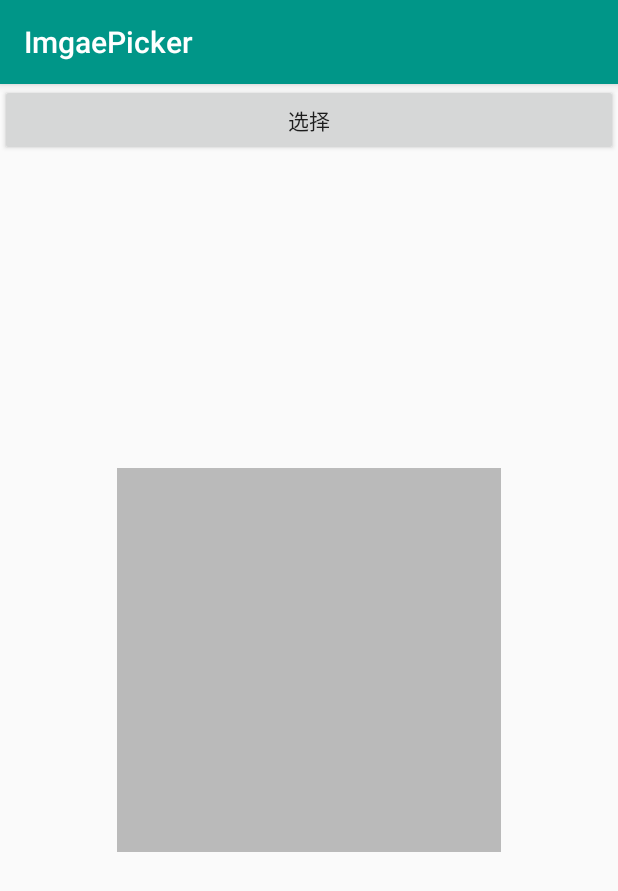
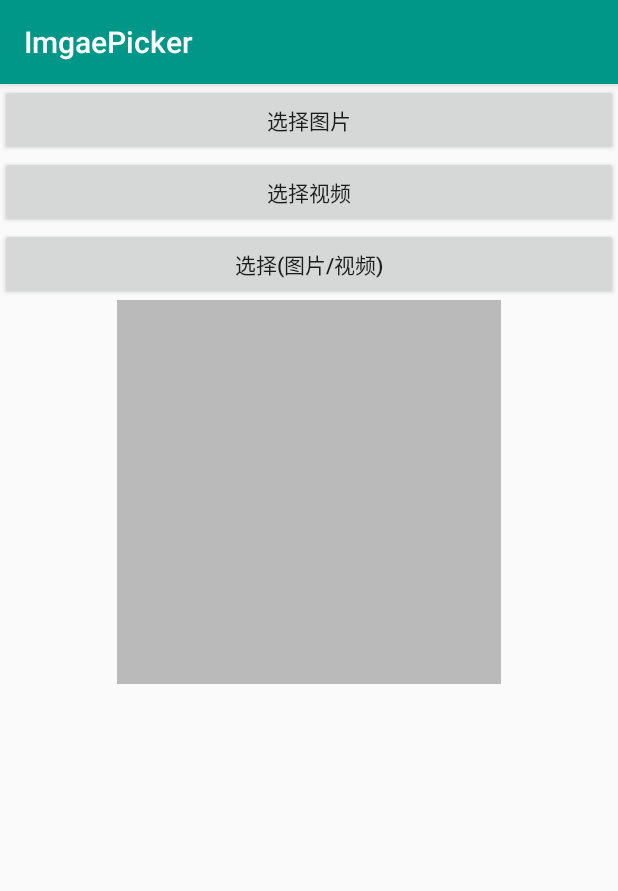
Before and after one commit to klisly/xm-imagepicker, an Android app: the screen it shows after launch (MainActivity), on a phone screen of 412 x 824 dp. Shown: the top 891 px of the screen. Run offline under Robolectric (Android 15) with nearby library versions, the phone set to English and light mode, and no system bars; pictures from the network do not load.

Commit message:
修改图片显示

```diff
--- a/app/src/main/res/layout/frag_main.xml
+++ b/app/src/main/res/layout/frag_main.xml
@@ -1,26 +1,39 @@
 <?xml version="1.0" encoding="utf-8"?>
-<RelativeLayout xmlns:android="http://schemas.android.com/apk/res/android"
+<LinearLayout xmlns:android="http://schemas.android.com/apk/res/android"
     xmlns:tools="http://schemas.android.com/tools"
     android:id="@+id/main_container"
     android:layout_width="match_parent"
     android:layout_height="match_parent"
     android:orientation="vertical"
     tools:context=".home.MainActivity">
-
+    <Button
+        android:id="@+id/btn1"
+        android:layout_width="match_parent"
+        android:layout_height="wrap_content"
+        android:layout_alignParentTop="true"
+        android:gravity="center"
+        android:text="选择图片" />
+    <Button
+        android:id="@+id/btn2"
+        android:layout_width="match_parent"
+        android:layout_height="wrap_content"
+        android:layout_alignParentTop="true"
+        android:gravity="center"
+        android:text="选择视频" />
     <Button
         android:id="@+id/btn"
         android:layout_width="match_parent"
         android:layout_height="wrap_content"
         android:layout_alignParentTop="true"
         android:gravity="center"
-        android:text="选择" />
+        android:text="选择(图片/视频)" />
 
 
     <ImageView
         android:id="@+id/iv"
         android:layout_width="256dp"
         android:layout_height="256dp"
-        android:layout_centerInParent="true"
+        android:layout_gravity="center"
         android:src="@drawable/photoview_placeholder" />
 
-</RelativeLayout>
+</LinearLayout>
--- a/xmimagepicker/src/main/java/cn/iterlog/xmimagepicker/Gallery.java
+++ b/xmimagepicker/src/main/java/cn/iterlog/xmimagepicker/Gallery.java
@@ -8,7 +8,6 @@ import com.squareup.picasso.Picasso;
 import cn.iterlog.xmimagepicker.Utils.VideoRequestHandler;
 
 public class Gallery {
-    public static int THUMB_SIZE = 256;
 
     public volatile static Application applicationContext;
     public volatile static Handler applicationHandler;
--- a/xmimagepicker/src/main/java/cn/iterlog/xmimagepicker/adapter/AlbumAdapter.java
+++ b/xmimagepicker/src/main/java/cn/iterlog/xmimagepicker/adapter/AlbumAdapter.java
@@ -55,7 +55,7 @@ public class AlbumAdapter extends RecyclerView.Adapter<AlbumAdapter.MediaHolder>
         holder.mTvInfo.setText(albumEntry.photos.size() + infoSuffix);
         if (albumEntry.isVideo) {
             Gallery.picasso.load(VideoRequestHandler.SCHEME_VIDEO + ":" + albumEntry.coverPhoto.path)
-                    .resize(Gallery.THUMB_SIZE, Gallery.THUMB_SIZE)
+                    .resize(Configs.THUMB_SIZE, Configs.THUMB_SIZE)
                     .centerCrop()
                     .placeholder(R.drawable.nophotos)
                     .error(R.drawable.nophotos).into(holder.mThumb);
@@ -63,7 +63,7 @@ public class AlbumAdapter extends RecyclerView.Adapter<AlbumAdapter.MediaHolder>
             Uri imageURI = Uri.withAppendedPath(MediaStore.Images.Media.EXTERNAL_CONTENT_URI, Integer.toString(albumEntry.coverPhoto.imageId));
             Gallery.picasso
                     .load(imageURI)
-                    .resize(Gallery.THUMB_SIZE, Gallery.THUMB_SIZE)
+                    .resize(Configs.THUMB_SIZE, Configs.THUMB_SIZE)
                     .centerCrop()
                     .placeholder(R.drawable.nophotos)
                     .error(R.drawable.nophotos)
--- a/xmimagepicker/src/main/java/cn/iterlog/xmimagepicker/adapter/MediaAdapter.java
+++ b/xmimagepicker/src/main/java/cn/iterlog/xmimagepicker/adapter/MediaAdapter.java
@@ -10,6 +10,7 @@ import android.widget.ImageView;
 
 import java.util.List;
 
+import cn.iterlog.xmimagepicker.Configs;
 import cn.iterlog.xmimagepicker.Gallery;
 import cn.iterlog.xmimagepicker.R;
 import cn.iterlog.xmimagepicker.Utils.MediaController;
@@ -49,7 +50,7 @@ public class MediaAdapter extends RecyclerView.Adapter<MediaAdapter.MediaHolder>
         MediaController.PhotoEntry photoEntry = mMedias.get(position);
         if (photoEntry.isVideo) {
             Gallery.picasso.load(VideoRequestHandler.SCHEME_VIDEO + ":" + photoEntry.path)
-                    .resize(Gallery.THUMB_SIZE, Gallery.THUMB_SIZE)
+                    .resize(Configs.THUMB_SIZE, Configs.THUMB_SIZE)
                     .centerCrop()
                     .placeholder(R.drawable.nophotos)
                     .error(R.drawable.nophotos).into(holder.mPortraitView);
@@ -58,7 +59,7 @@ public class MediaAdapter extends RecyclerView.Adapter<MediaAdapter.MediaHolder>
             Uri imageURI = Uri.withAppendedPath(MediaStore.Images.Media.EXTERNAL_CONTENT_URI, Integer.toString(photoEntry.imageId));
             Gallery.picasso
                     .load(imageURI)
-                    .resize(Gallery.THUMB_SIZE, Gallery.THUMB_SIZE)
+                    .resize(Configs.THUMB_SIZE, Configs.THUMB_SIZE)
                     .centerCrop()
                     .placeholder(R.drawable.nophotos)
                     .error(R.drawable.nophotos)
--- a/xmimagepicker/src/main/res/values/colors.xml
+++ b/xmimagepicker/src/main/res/values/colors.xml
@@ -12,6 +12,6 @@
     <color name="crop__button_text">#666666</color>
     <color name="crop__selector_pressed">#1a000000</color>
     <color name="crop__selector_focused">#77000000</color>
-    <color name="black_p50">#110000</color>
+    <color name="black_p50">#aa000000</color>
 
 </resources>
```
Also changed, not shown: app/src/main/java/cn/iterlog/imgaepicker/home/MainFragment.java (+43 -0 lines), app/src/main/java/cn/iterlog/imgaepicker/home/MainPresenter.java (+0 -16 lines), xmimagepicker/build.gradle (+8 -8 lines), xmimagepicker/src/main/java/cn/iterlog/xmimagepicker/Configs.java (+33 -42 lines), xmimagepicker/src/main/java/cn/iterlog/xmimagepicker/PickerActivity.java (+5 -31 lines), xmimagepicker/src/main/java/cn/iterlog/xmimagepicker/data/MediasLogic.java (+0 -7 lines).
